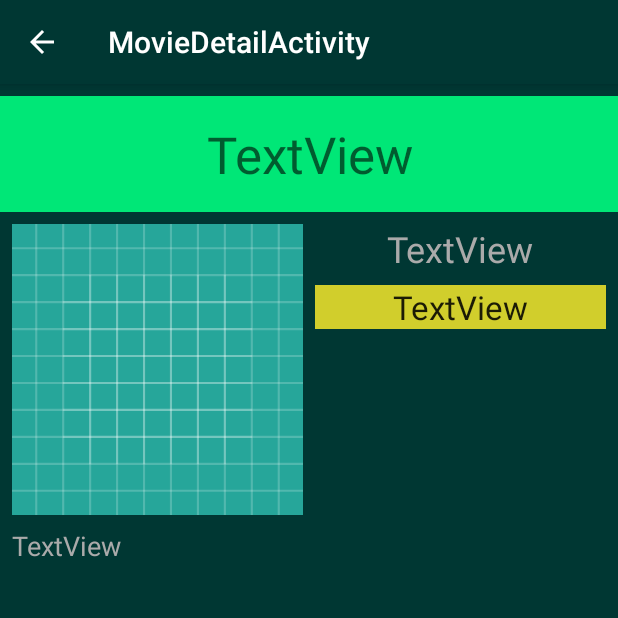
After one commit to Akshar-Patel/PopularMovies, an Android app: the MovieDetailActivity screen opened directly, with no data from a screen before it, on a phone screen of 412 x 824 dp, the top half of it. The commit adds this screen. Run offline under Robolectric (Android 15) with nearby library versions, the phone set to English and light mode, and no system bars; our stand-ins replace Picasso; network calls fail; pictures from the network do not load; 5 statements that could not run were skipped.

Commit message:
feat: add movie detail activity

```diff
--- a/app/build.gradle
+++ b/app/build.gradle
@@ -22,6 +22,7 @@ dependencies {
     implementation fileTree(dir: 'libs', include: ['*.jar'])
     implementation 'com.android.support:appcompat-v7:26.1.0'
     implementation 'com.android.support.constraint:constraint-layout:1.0.2'
+    implementation 'com.android.support:design:26.1.0'
     testImplementation 'junit:junit:4.12'
     androidTestImplementation 'com.android.support.test:runner:1.0.1'
     androidTestImplementation 'com.android.support.test.espresso:espresso-core:3.0.1'
--- /dev/null
+++ b/app/src/main/java/com/example/ab/popularmovies/MovieDetailActivity.java
@@ -0,0 +1,55 @@
+package com.example.ab.popularmovies;
+
+import android.os.Bundle;
+import android.support.v7.app.ActionBar;
+import android.support.v7.app.AppCompatActivity;
+import android.support.v7.widget.Toolbar;
+import android.widget.ImageView;
+import android.widget.TextView;
+
+import com.example.ab.popularmovies.movie.Movie;
+import com.example.ab.popularmovies.movie.MovieDb;
+import com.squareup.picasso.Picasso;
+
+public class MovieDetailActivity extends AppCompatActivity {
+
+    TextView textViewTitle;
+    ImageView imageViewPoster;
+    TextView textViewReleaseDate;
+    TextView textViewVoteAverage;
+    TextView textViewOverview;
+
+    @Override
+    protected void onCreate(Bundle savedInstanceState) {
+        super.onCreate(savedInstanceState);
+        setContentView(R.layout.activity_movie_detail);
+        Toolbar toolbar = findViewById(R.id.toolbar);
+        setSupportActionBar(toolbar);
+
+        ActionBar actionBar = getSupportActionBar();
+        if (actionBar != null) {
+            actionBar.setDisplayHomeAsUpEnabled(true);
+        }
+
+        Movie movie = getIntent().getParcelableExtra("movie_detail");
+
+        textViewTitle = findViewById(R.id.textView_title);
+        textViewTitle.setText(movie.getTitle());
+
+        imageViewPoster = findViewById(R.id.imageView_poster);
+        Picasso.with(this)
+                .load(MovieDb.IMAGE_BASE_URL + movie.getPoster())
+                .into(imageViewPoster);
+
+        textViewReleaseDate = findViewById(R.id.textView_releaseDate);
+        textViewReleaseDate.setText(movie.getReleaseDate().substring(0, 4));
+
+        textViewVoteAverage = findViewById(R.id.textView_voteAverage);
+        textViewVoteAverage.setText(String.valueOf(movie.getVotesAverage()));
+
+        textViewOverview = findViewById(R.id.textView_overview);
+        textViewOverview.setText(movie.getOverview());
+    }
+
+
+}
--- /dev/null
+++ b/app/src/main/res/layout/activity_movie_detail.xml
@@ -0,0 +1,25 @@
+<?xml version="1.0" encoding="utf-8"?>
+<android.support.design.widget.CoordinatorLayout xmlns:android="http://schemas.android.com/apk/res/android"
+    xmlns:app="http://schemas.android.com/apk/res-auto"
+    xmlns:tools="http://schemas.android.com/tools"
+    android:layout_width="match_parent"
+    android:layout_height="match_parent"
+    tools:context="com.example.ab.popularmovies.MovieDetailActivity">
+
+    <android.support.design.widget.AppBarLayout
+        android:layout_width="match_parent"
+        android:layout_height="wrap_content"
+        android:theme="@style/AppTheme.AppBarOverlay">
+
+        <android.support.v7.widget.Toolbar
+            android:id="@+id/toolbar"
+            android:layout_width="match_parent"
+            android:layout_height="?attr/actionBarSize"
+            android:background="?attr/colorPrimary"
+            app:popupTheme="@style/AppTheme.PopupOverlay" />
+
+    </android.support.design.widget.AppBarLayout>
+
+    <include layout="@layout/content_movie_detail" />
+
+</android.support.design.widget.CoordinatorLayout>
--- /dev/null
+++ b/app/src/main/res/layout/content_movie_detail.xml
@@ -0,0 +1,89 @@
+<?xml version="1.0" encoding="utf-8"?>
+<android.support.constraint.ConstraintLayout xmlns:android="http://schemas.android.com/apk/res/android"
+    xmlns:app="http://schemas.android.com/apk/res-auto"
+    xmlns:tools="http://schemas.android.com/tools"
+    android:layout_width="match_parent"
+    android:layout_height="match_parent"
+    android:background="@color/colorPrimary"
+    app:layout_behavior="@string/appbar_scrolling_view_behavior"
+    tools:context="com.example.ab.popularmovies.MovieDetailActivity"
+    tools:layout_editor_absoluteY="81dp"
+    tools:showIn="@layout/activity_movie_detail">
+
+    <TextView
+        android:id="@+id/textView_title"
+        android:layout_width="0dp"
+        android:layout_height="wrap_content"
+        android:layout_marginBottom="8dp"
+        android:layout_marginTop="8dp"
+        android:background="@color/colorAccent"
+        android:gravity="center"
+        android:padding="16dp"
+        android:text="TextView"
+        android:textAppearance="@style/TextAppearance.AppCompat.Display1"
+        app:layout_constraintBottom_toTopOf="@+id/imageView_poster"
+        app:layout_constraintEnd_toEndOf="parent"
+        app:layout_constraintStart_toStartOf="parent"
+        app:layout_constraintTop_toTopOf="parent" />
+
+    <ImageView
+        android:id="@+id/imageView_poster"
+        android:layout_width="0dp"
+        android:layout_height="wrap_content"
+        android:layout_marginLeft="8dp"
+        android:layout_marginStart="8dp"
+        android:layout_marginTop="8dp"
+        android:adjustViewBounds="true"
+        app:layout_constraintEnd_toStartOf="@+id/textView_releaseDate"
+        app:layout_constraintHorizontal_bias="0.5"
+        app:layout_constraintStart_toStartOf="parent"
+        app:layout_constraintTop_toBottomOf="@+id/textView_title"
+        app:srcCompat="@drawable/ic_launcher_background" />
+
+    <TextView
+        android:id="@+id/textView_releaseDate"
+        android:layout_width="0dp"
+        android:layout_height="wrap_content"
+        android:layout_marginEnd="8dp"
+        android:layout_marginStart="8dp"
+        android:layout_marginTop="8dp"
+        android:gravity="center"
+        android:text="TextView"
+        android:textAppearance="@style/TextAppearance.AppCompat.Headline"
+        android:textColor="@android:color/darker_gray"
+        app:layout_constraintEnd_toEndOf="parent"
+        app:layout_constraintHorizontal_bias="0.5"
+        app:layout_constraintStart_toEndOf="@+id/imageView_poster"
+        app:layout_constraintTop_toBottomOf="@+id/textView_title" />
+
+    <TextView
+        android:id="@+id/textView_voteAverage"
+        android:layout_width="0dp"
+        android:layout_height="wrap_content"
+        android:layout_marginEnd="8dp"
+        android:layout_marginStart="8dp"
+        android:layout_marginTop="8dp"
+        android:background="@color/yellow"
+        android:gravity="center"
+        android:text="TextView"
+        android:textAppearance="@style/TextAppearance.AppCompat.Large"
+        app:layout_constraintEnd_toEndOf="parent"
+        app:layout_constraintStart_toEndOf="@+id/imageView_poster"
+        app:layout_constraintTop_toBottomOf="@+id/textView_releaseDate" />
+
+    <TextView
+        android:id="@+id/textView_overview"
+        android:layout_width="0dp"
+        android:layout_height="wrap_content"
+        android:layout_marginEnd="8dp"
+        android:layout_marginStart="8dp"
+        android:layout_marginTop="8dp"
+        android:text="TextView"
+        android:textAppearance="@style/TextAppearance.AppCompat.Medium"
+        android:textColor="@android:color/darker_gray"
+        app:layout_constraintEnd_toEndOf="parent"
+        app:layout_constraintStart_toStartOf="parent"
+        app:layout_constraintTop_toBottomOf="@+id/imageView_poster" />
+
+
+</android.support.constraint.ConstraintLayout>
--- a/app/src/main/res/layout/movie_item.xml
+++ b/app/src/main/res/layout/movie_item.xml
@@ -5,7 +5,7 @@
     android:orientation="vertical">
 
     <ImageView
-        android:id="@+id/iv_movie_poster"
+        android:id="@+id/imageView_moviePoster"
         android:layout_width="match_parent"
         android:layout_height="match_parent"
         android:adjustViewBounds="true"
--- a/app/src/main/res/values/colors.xml
+++ b/app/src/main/res/values/colors.xml
@@ -1,6 +1,7 @@
 <?xml version="1.0" encoding="utf-8"?>
 <resources>
-    <color name="colorPrimary">#3F51B5</color>
-    <color name="colorPrimaryDark">#303F9F</color>
-    <color name="colorAccent">#FF4081</color>
+    <color name="colorPrimary">#003733</color>
+    <color name="colorPrimaryDark">#11202A</color>
+    <color name="colorAccent">#00E777</color>
+    <color name="yellow">#d1ce2c</color>
 </resources>
--- /dev/null
+++ b/app/src/main/res/values/dimens.xml
@@ -0,0 +1,3 @@
+<resources>
+    <dimen name="fab_margin">16dp</dimen>
+</resources>
--- a/app/src/main/res/values/strings.xml
+++ b/app/src/main/res/values/strings.xml
@@ -1,3 +1,4 @@
 <resources>
     <string name="app_name">PopularMovies</string>
+    <string name="title_activity_movie_detail">MovieDetailActivity</string>
 </resources>
--- a/app/src/main/res/values/styles.xml
+++ b/app/src/main/res/values/styles.xml
@@ -8,4 +8,13 @@
         <item name="colorAccent">@color/colorAccent</item>
     </style>
 
+    <style name="AppTheme.NoActionBar">
+        <item name="windowActionBar">false</item>
+        <item name="windowNoTitle">true</item>
+    </style>
+
+    <style name="AppTheme.AppBarOverlay" parent="ThemeOverlay.AppCompat.Dark.ActionBar" />
+
+    <style name="AppTheme.PopupOverlay" parent="ThemeOverlay.AppCompat.Light" />
+
 </resources>
```
Also changed, not shown: app/src/main/AndroidManifest.xml (+10 -0 lines), app/src/main/java/com/example/ab/popularmovies/FetchMovieTask.java (+7 -8 lines), app/src/main/java/com/example/ab/popularmovies/MainActivity.java (+18 -9 lines), app/src/main/java/com/example/ab/popularmovies/MovieAdapter.java (+18 -3 lines), app/src/main/java/com/example/ab/popularmovies/SortMoviesDialogFragment.java (+5 -4 lines), app/src/main/java/com/example/ab/popularmovies/movie/Movie.java (+69 -1 lines), app/src/main/java/com/example/ab/popularmovies/movie/MovieDb.java (+10 -3 lines), app/src/main/res/layout/activity_main.xml (+6 -2 lines), app/src/main/res/layout/progressbar.xml (deleted, +0 -12 lines), app/src/main/res/menu/main.xml (+6 -3 lines).
